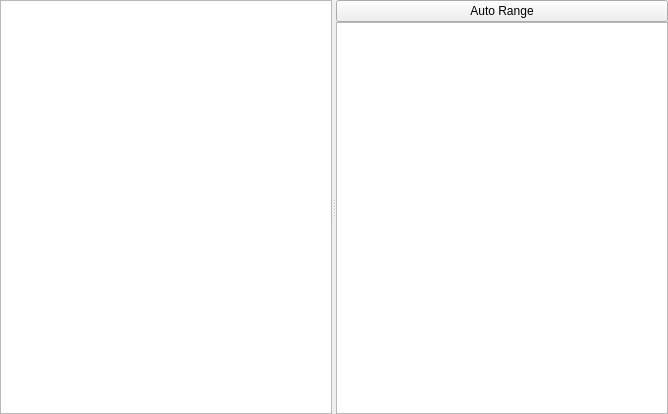
Old version of the form lib/util/Canvas/CanvasTemplate.ui in the repository acq4/acq4.
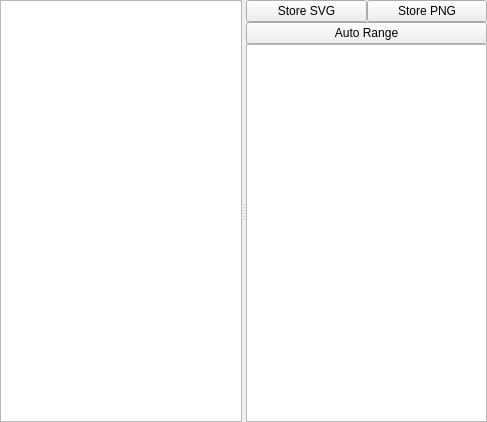
New version of the form. Custom widgets are drawn as their Qt base class.

The edit to the form file:
```diff
--- a/lib/util/Canvas/CanvasTemplate.ui
+++ b/lib/util/Canvas/CanvasTemplate.ui
@@ -6,8 +6,8 @@
    <rect>
     <x>0</x>
     <y>0</y>
-    <width>668</width>
-    <height>414</height>
+    <width>487</width>
+    <height>422</height>
    </rect>
   </property>
   <property name="windowTitle">
@@ -26,11 +26,29 @@
       <enum>Qt::Horizontal</enum>
      </property>
      <widget class="GraphicsView" name="view"/>
-     <widget class="QWidget" name="layoutWidget">
-      <layout class="QVBoxLayout" name="ctrlLayout">
+     <widget class="QWidget" name="">
+      <layout class="QVBoxLayout" name="verticalLayout">
        <property name="spacing">
         <number>0</number>
        </property>
+       <item>
+        <layout class="QHBoxLayout" name="horizontalLayout">
+         <item>
+          <widget class="QPushButton" name="storeSvgBtn">
+           <property name="text">
+            <string>Store SVG</string>
+           </property>
+          </widget>
+         </item>
+         <item>
+          <widget class="QPushButton" name="storePngBtn">
+           <property name="text">
+            <string>Store PNG</string>
+           </property>
+          </widget>
+         </item>
+        </layout>
+       </item>
        <item>
         <widget class="QPushButton" name="autoRangeBtn">
          <property name="sizePolicy">
@@ -62,6 +80,13 @@
          </column>
         </widget>
        </item>
+       <item>
+        <layout class="QGridLayout" name="ctrlLayout">
+         <property name="spacing">
+          <number>0</number>
+         </property>
+        </layout>
+       </item>
       </layout>
      </widget>
     </widget>
```
